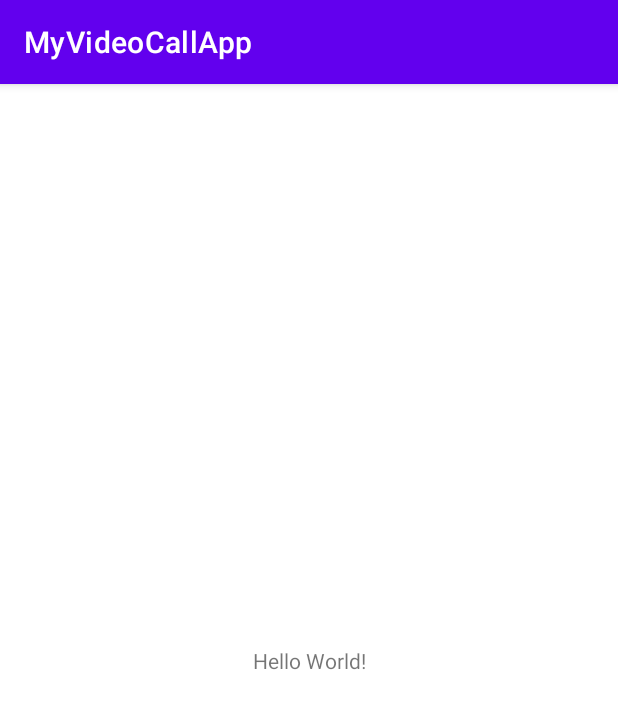
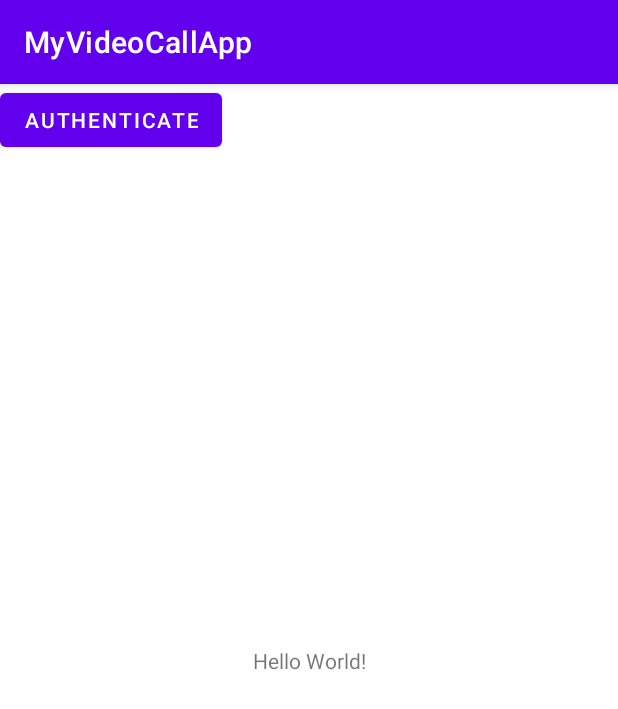
Before and after one commit to 100mslive/hello-world-android, an Android app: the screen it shows after launch (LoginActivity), on a phone screen of 412 x 824 dp. Shown: the top 709 px of the screen. Run offline under Robolectric (Android 15) with nearby library versions, the phone set to English and light mode, and no system bars.

Commit message:
Threw in a button and posting errors to toasts

```diff
--- a/app/src/main/java/com/example/myvideocallapp/LoginActivity.kt
+++ b/app/src/main/java/com/example/myvideocallapp/LoginActivity.kt
@@ -1,6 +1,7 @@
 package com.example.myvideocallapp
 
 import android.os.Bundle
+import android.widget.Button
 import android.widget.Toast
 import androidx.activity.viewModels
 import androidx.appcompat.app.AppCompatActivity
@@ -23,7 +24,9 @@ class LoginActivity : AppCompatActivity() {
 
         vm.error.observe(this, { error -> showError(error) })
 
-        vm.authenticate("https://aniket.app.100ms.live/preview/snippy-purple-mouse", "cat")
+        findViewById<Button>(R.id.authenticateButton).setOnClickListener {
+            vm.authenticate("https://aniket.app.100ms.live/preview/snippy-purple-mouse", "cat")
+        }
     }
 
     private fun launchVideoRoomActivity(authToken : String?) {
--- a/app/src/main/java/com/example/myvideocallapp/LoginViewModel.kt
+++ b/app/src/main/java/com/example/myvideocallapp/LoginViewModel.kt
@@ -26,6 +26,7 @@ class LoginViewModel : ViewModel() {
                 val token = getAuthToken(url) // then launch the other activity.
                 authToken.postValue(token)
             } catch (e : Exception) {
+                error.postValue(e.message)
                 Log.d(TAG, "An error occurred while getting the auth token $e")
             }
             finally {
--- a/app/src/main/res/layout/activity_login.xml
+++ b/app/src/main/res/layout/activity_login.xml
@@ -15,4 +15,12 @@
         app:layout_constraintRight_toRightOf="parent"
         app:layout_constraintTop_toTopOf="parent" />
 
+    <Button
+        android:id="@+id/authenticateButton"
+        android:layout_width="wrap_content"
+        android:layout_height="wrap_content"
+        android:text="@string/authenticate"
+        app:layout_constraintLeft_toLeftOf="parent"
+        app:layout_constraintTop_toTopOf="parent" />
+
 </androidx.constraintlayout.widget.ConstraintLayout>
--- a/app/src/main/res/values/strings.xml
+++ b/app/src/main/res/values/strings.xml
@@ -1,3 +1,4 @@
 <resources>
     <string name="app_name">MyVideoCallApp</string>
+    <string name="authenticate">Authenticate</string>
 </resources>
```
